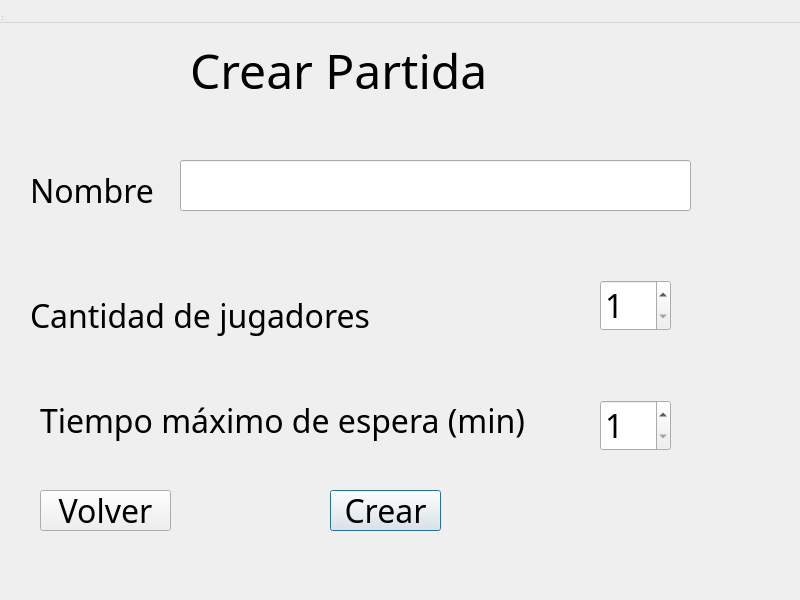
First picture: the form in src/Client/Lobby/creategame.ui, repository franciscoduc4/TP_Jazz_Jackrabbit_2, before the edit.
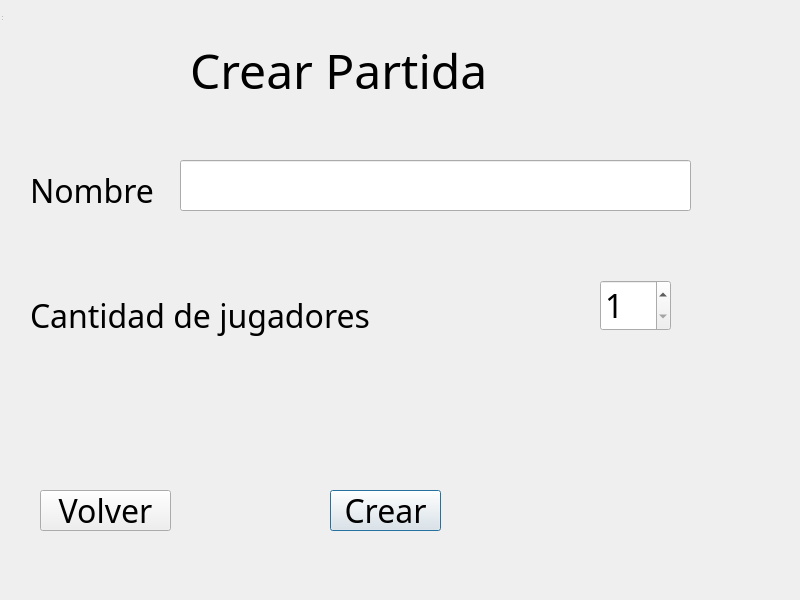
Second picture: the form after the edit.

Patch:
```diff
--- a/src/Client/Lobby/creategame.ui
+++ b/src/Client/Lobby/creategame.ui
@@ -79,25 +79,6 @@
      <string>Cantidad de jugadores</string>
     </property>
    </widget>
-   <widget class="QLabel" name="labelWaitTime">
-    <property name="geometry">
-     <rect>
-      <x>40</x>
-      <y>400</y>
-      <width>541</width>
-      <height>41</height>
-     </rect>
-    </property>
-    <property name="font">
-     <font>
-      <family>Jazz Jackrabbit 2</family>
-      <pointsize>24</pointsize>
-     </font>
-    </property>
-    <property name="text">
-     <string>Tiempo máximo de espera (min)</string>
-    </property>
-   </widget>
    <widget class="QSpinBox" name="numPlayers">
     <property name="geometry">
      <rect>
@@ -120,28 +101,6 @@
      <number>5</number>
     </property>
    </widget>
-   <widget class="QSpinBox" name="waitTime">
-    <property name="geometry">
-     <rect>
-      <x>600</x>
-      <y>400</y>
-      <width>71</width>
-      <height>51</height>
-     </rect>
-    </property>
-    <property name="font">
-     <font>
-      <family>Jazz Jackrabbit 2</family>
-      <pointsize>24</pointsize>
-     </font>
-    </property>
-    <property name="minimum">
-     <number>1</number>
-    </property>
-    <property name="maximum">
-     <number>3</number>
-    </property>
-   </widget>
    <widget class="QLineEdit" name="gameName">
     <property name="geometry">
      <rect>
@@ -206,7 +165,7 @@
      <x>0</x>
      <y>0</y>
      <width>800</width>
-     <height>23</height>
+     <height>0</height>
     </rect>
    </property>
   </widget>
```
